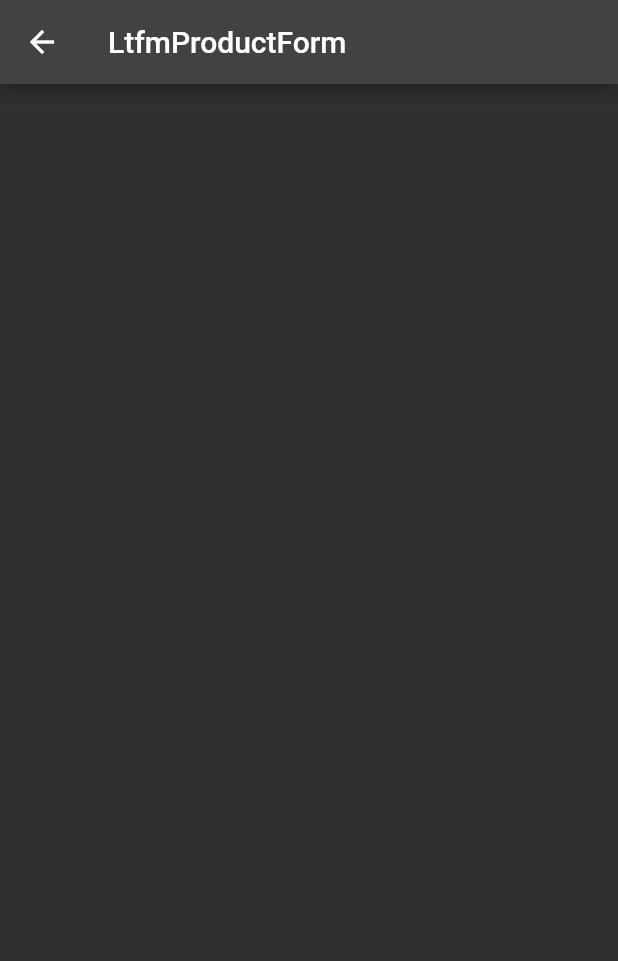
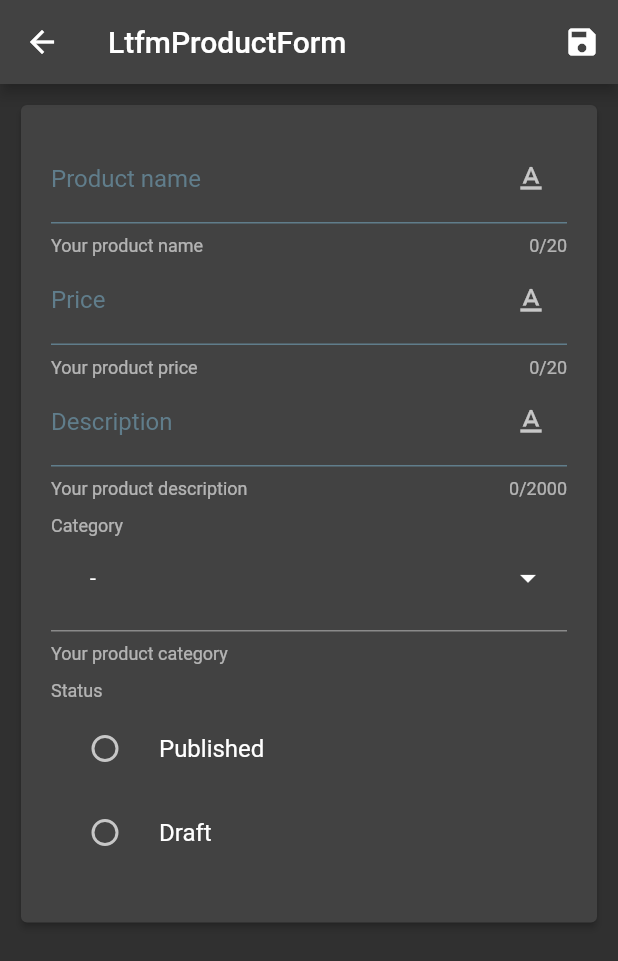
Before and after one commit to lie16/fic_exercises, a Flutter app: the LtfmProductFormView screen opened directly, on a phone screen of 412 x 824 dp. Shown: the top 961 px of the screen. Run offline on Flutter 3.47's test engine with Material 2 defaults, Android fonts, the phone set to English and light mode, and no system bars; our stand-ins replace blur, cached_network_image, carousel_slider, dio, file_picker, flutter_image_compress and 7 more; missing offline and left inert: file_picker_cross.

Commit message:
product form view done

```diff
--- a/lib/module/tutorial/latihan/ltfm_edit_profile/view/ltfm_edit_profile_view.dart
+++ b/lib/module/tutorial/latihan/ltfm_edit_profile/view/ltfm_edit_profile_view.dart
@@ -1,3 +1,4 @@
+import 'package:example/shared/widget/form/lie_icon_button.dart';
 import 'package:flutter/material.dart';
 import 'package:example/core.dart';
 
@@ -11,9 +12,7 @@ class LtfmEditProfileView extends StatefulWidget {
       appBar: AppBar(
         title: const Text("LtfmEditProfile"),
         actions: [
-          IconButton(
-            padding: const EdgeInsets.all(10),
-            icon: const Icon(Icons.save),
+          LieIconButton(
             onPressed: () {
               controller.save();
             },
--- a/lib/module/tutorial/latihan/ltfm_product_form/view/ltfm_product_form_view.dart
+++ b/lib/module/tutorial/latihan/ltfm_product_form/view/ltfm_product_form_view.dart
@@ -1,5 +1,8 @@
 import 'package:flutter/material.dart';
 import 'package:example/core.dart';
+import 'package:flutter/services.dart';
+
+import '../../../../../shared/widget/form/lie_icon_button.dart';
 
 class LtfmProductFormView extends StatefulWidget {
   const LtfmProductFormView({Key? key}) : super(key: key);
@@ -10,17 +13,22 @@ class LtfmProductFormView extends StatefulWidget {
     return Scaffold(
       appBar: AppBar(
         title: const Text("LtfmProductForm"),
-        actions: const [
+        actions: [
           //! 5. Tambahkan tombol Save
           //! 6. Beri padding/margin pada tombol Save sebanyak 10
           //! 7. Panggil controller.save() ketika tombol di klik
+          LieIconButton(
+            onPressed: () {
+              controller.save();
+            },
+          ),
         ],
       ),
       body: SingleChildScrollView(
         child: Container(
           padding: const EdgeInsets.all(10.0),
           child: Column(
-            children: const [
+            children: [
               //! 1. Buat sebuah Card, tambahkan Column di dalamnya
               //! 2. Tambahkan padding.all 20.0
               //! 3. Di dalam column yang ada di dalam Card, tambahkan field ini:
@@ -68,6 +76,77 @@ class LtfmProductFormView extends StatefulWidget {
                 onChanged: (value, label) {},
               ),
              */
+              Card(
+                elevation: 2.0,
+                child: Padding(
+                  padding: const EdgeInsets.all(20.0),
+                  child: Column(
+                    children: [
+                      QTextField(
+                        value: "",
+                        label: "Product name",
+                        hint: "Your product name",
+                        onChanged: (value) {},
+                      ),
+                      QTextField(
+                        value: "",
+                        label: "Price",
+                        hint: "Your product price",
+                        keyboardType: TextInputType.number,
+                        inputFormatters: [
+                          FilteringTextInputFormatter.digitsOnly
+                        ],
+                        onChanged: (value) {},
+                      ),
+                      QTextField(
+                        value: "",
+                        label: "Description",
+                        hint: "Your product description",
+                        // expands: true,
+                        maxLength: 2000,
+                        minLines: 1,
+                        maxLines: 15,
+                        onChanged: (value) {},
+                      ),
+                      QDropdownField(
+                        label: "Category",
+                        hint: "Your product category",
+                        validator: Validator.required,
+                        items: const [
+                          {
+                            "label": "Food",
+                            "value": 1,
+                          },
+                          {
+                            "label": "Drink",
+                            "value": 2,
+                          },
+                          {
+                            "label": "Main Course",
+                            "value": 3,
+                          }
+                        ],
+                        onChanged: (value, label) {},
+                      ),
+                      QRadioField(
+                        label: "Status",
+                        validator: Validator.atLeastOneitem,
+                        items: const [
+                          {
+                            "label": "Published",
+                            "value": "published",
+                          },
+                          {
+                            "label": "Draft",
+                            "value": "draft",
+                          }
+                        ],
+                        onChanged: (value, label) {},
+                      ),
+                    ],
+                  ),
+                ),
+              ),
             ],
           ),
         ),
--- /dev/null
+++ b/lib/shared/widget/form/lie_icon_button.dart
@@ -0,0 +1,29 @@
+import 'package:flutter/material.dart';
+
+class LieIconButton extends StatefulWidget {
+  const LieIconButton({
+    super.key,
+    this.paddingAll = 10,
+    this.lieIcon = Icons.save,
+    this.onPressed,
+  });
+  final double? paddingAll;
+  final IconData? lieIcon;
+  final VoidCallback? onPressed;
+
+  @override
+  State<LieIconButton> createState() => _LieIconButtonState();
+}
+
+class _LieIconButtonState extends State<LieIconButton> {
+  @override
+  Widget build(BuildContext context) {
+    return IconButton(
+      padding: EdgeInsets.all(widget.paddingAll!),
+      icon: Icon(widget.lieIcon),
+      onPressed: () {
+        widget.onPressed;
+      },
+    );
+  }
+}
--- a/lib/shared/widget/form/textfield.dart
+++ b/lib/shared/widget/form/textfield.dart
@@ -1,4 +1,5 @@
 import 'package:flutter/material.dart';
+import 'package:flutter/services.dart';
 
 class QTextField extends StatefulWidget {
   final String label;
@@ -8,6 +9,12 @@ class QTextField extends StatefulWidget {
   final bool obscure;
   final Function(String) onChanged;
   final IconData? suffixIcon;
+  final TextInputType? keyboardType;
+  final int? minLines;
+  final int? maxLines;
+  final int? maxLength;
+  final List<TextInputFormatter>? inputFormatters;
+  final bool? expands;
 
   const QTextField({
     Key? key,
@@ -18,6 +25,12 @@ class QTextField extends StatefulWidget {
     required this.onChanged,
     this.obscure = false,
     this.suffixIcon = Icons.text_format,
+    this.keyboardType,
+    this.minLines,
+    this.maxLines,
+    this.inputFormatters,
+    this.maxLength = 20,
+    this.expands = false,
   }) : super(key: key);
 
   @override
@@ -35,8 +48,13 @@ class _QTextFieldState extends State<QTextField> {
     return TextFormField(
       initialValue: widget.value,
       validator: widget.validator,
-      maxLength: 20,
+      maxLength: widget.maxLength,
+      minLines: widget.minLines,
+      maxLines: widget.maxLines,
       obscureText: widget.obscure,
+      keyboardType: widget.keyboardType,
+      inputFormatters: widget.inputFormatters,
+      // expands: widget.expands!,
       decoration: InputDecoration(
         labelText: widget.label,
         labelStyle: const TextStyle(
```
